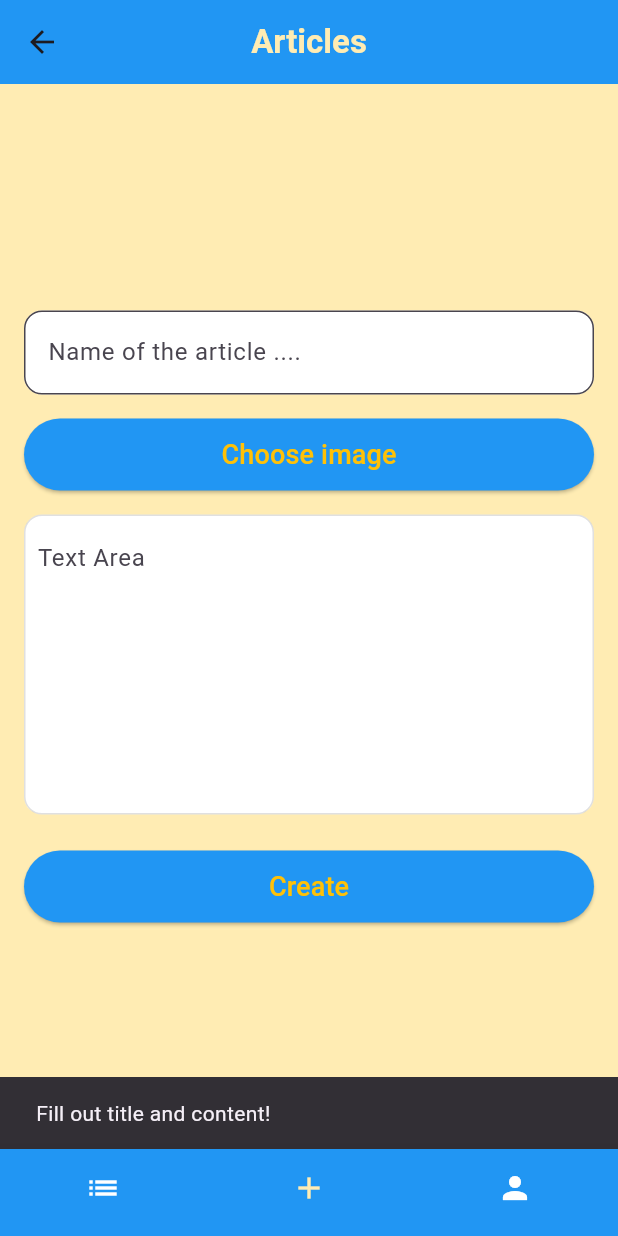
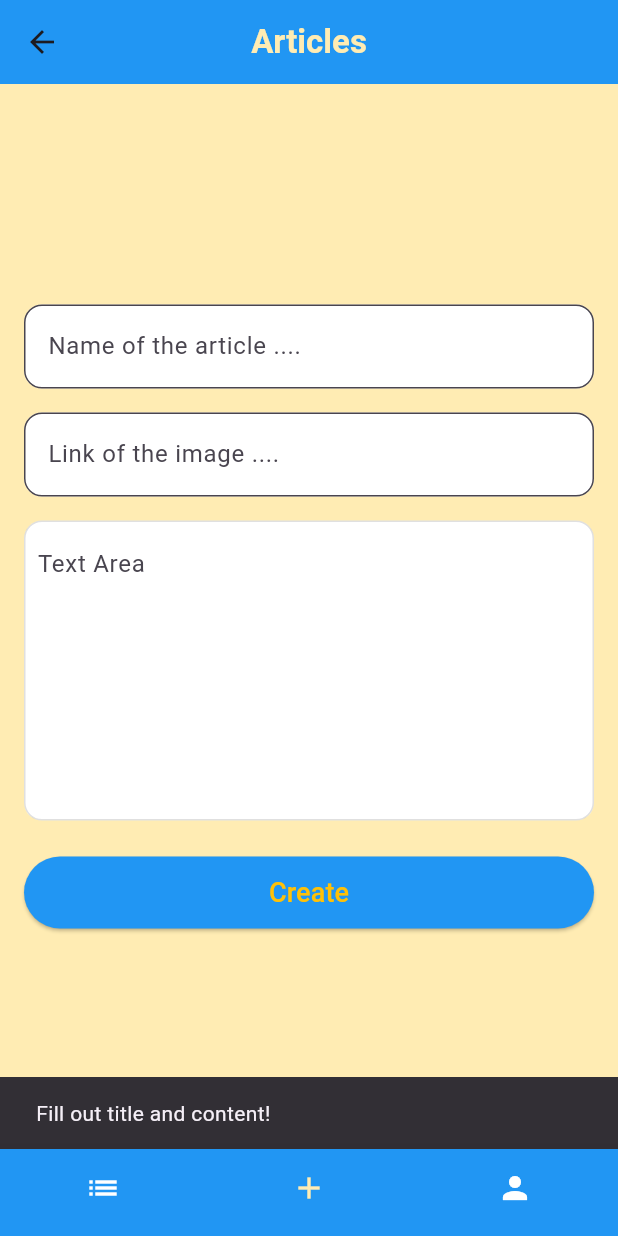
Before and after one commit to kyliantaguelmint/MobileProgrammingFinalProject, a Flutter app: the ArticlePostingsPage screen opened by its route, item 2 of the bottom bar chosen, after a tap on "Create", on a phone screen of 412 x 824 dp. Run offline on Flutter 3.47's test engine with Material 3 defaults, Android fonts, the phone set to English and light mode, and no system bars; our stand-ins replace auto_size_text, awesome_notifications, cloud_firestore, firebase_auth, firebase_core, firebase_storage and 2 more; accounts and stored records are empty; network calls fail.

Commit message:
Image bug handling

```diff
--- a/lib/screens/article_detail_page.dart
+++ b/lib/screens/article_detail_page.dart
@@ -17,7 +17,13 @@ class ArticleDetailPage extends StatelessWidget {
             Container(
               height: 200,
               color: Colors.grey[300],
-              child: Center(child: Text('Ingen bilde')),
+              child: article['imageUrl'] != null && article['imageUrl']!.isNotEmpty
+                  ? Image.network(
+                      article['imageUrl']!,
+                      fit: BoxFit.cover,
+                      width: double.infinity,
+                    )
+                  : const Center(child: Text('Pas d\'image')),
             ),
             const SizedBox(height: 10),
             Text(
--- a/lib/screens/plus_screen.dart
+++ b/lib/screens/plus_screen.dart
@@ -15,8 +15,8 @@ class _PlusScreenState extends State<PlusScreen> {
 
   final TextEditingController _titleController = TextEditingController();
   final TextEditingController _contentController = TextEditingController();
+  final TextEditingController _imageController = TextEditingController();
   final ArticleService _articleService = ArticleService();
-
   Future<void> _pickImage() async {
     final XFile? pickedFile = await _picker.pickImage(
       source: ImageSource.gallery,
@@ -79,28 +79,17 @@ class _PlusScreenState extends State<PlusScreen> {
                 ),
               ),
               const SizedBox(height: 16),
-              ElevatedButton(
-                onPressed: () {
-                  //todo
-                },
-                style: ElevatedButton.styleFrom(
-                  backgroundColor: Colors.blue,
-                  minimumSize: const Size.fromHeight(48),
-                ),
-                child: const Text(
-                  'Choose image',
-                  style: TextStyle(fontSize: 18, color: Colors.amber),
+              TextField(
+                controller: _imageController,
+                decoration: InputDecoration(
+                  filled: true,
+                  fillColor: Colors.white,
+                  hintText: 'Link of the image ....',
+                  border: OutlineInputBorder(
+                    borderRadius: BorderRadius.circular(12),
+                  ),
                 ),
               ),
-              if (_selectedImage != null)
-                Padding(
-                  padding: const EdgeInsets.only(top: 8.0),
-                  child: Image.file(
-                    _selectedImage!,
-                    height: 150,
-                    fit: BoxFit.cover,
-                  ),
-                ),
               const SizedBox(height: 16),
               Container(
                 height: 200,
@@ -126,7 +115,7 @@ class _PlusScreenState extends State<PlusScreen> {
                   // TODO: implement create article logic
                   final title = _titleController.text.trim();
                   final content = _contentController.text.trim();
-
+                  final imageUrl = _imageController.text.trim();
                   if (title.isEmpty || content.isEmpty) {
                     ScaffoldMessenger.of(context).showSnackBar(
                       const SnackBar(
@@ -141,10 +130,11 @@ class _PlusScreenState extends State<PlusScreen> {
                       title: title,
                       content: content,
                       imageFile: _selectedImage,
+                      imageUrl: imageUrl.isNotEmpty ? imageUrl : null,
                     );
 
                     ScaffoldMessenger.of(context).showSnackBar(
-                      const SnackBar(content: Text('✅ Artikkel opprettet!')),
+                      const SnackBar(content: Text('✅ Article posted successfully!')),
                     );
 
                     _titleController.clear();
--- a/lib/services/article_service.dart
+++ b/lib/services/article_service.dart
@@ -17,8 +17,8 @@ class ArticleService {
     required String title,
     required String content,
     File? imageFile,
+    String? imageUrl
   }) async {
-    String? imageUrl;
 
     /* if (imageFile != null) {
 
```
